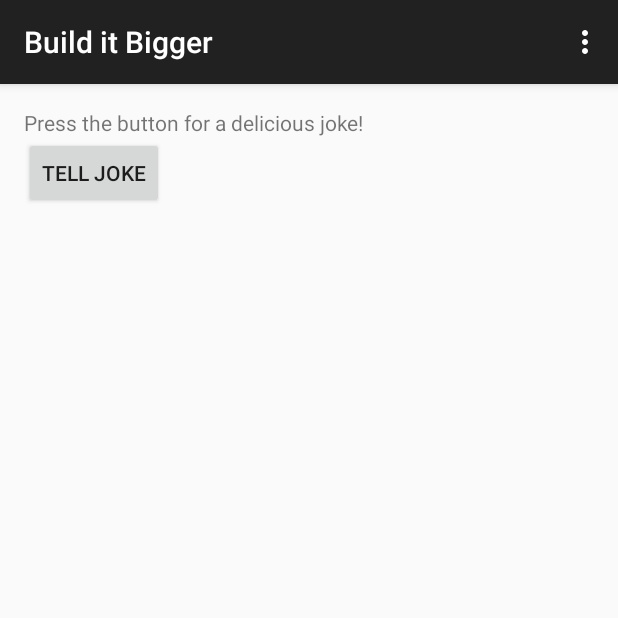
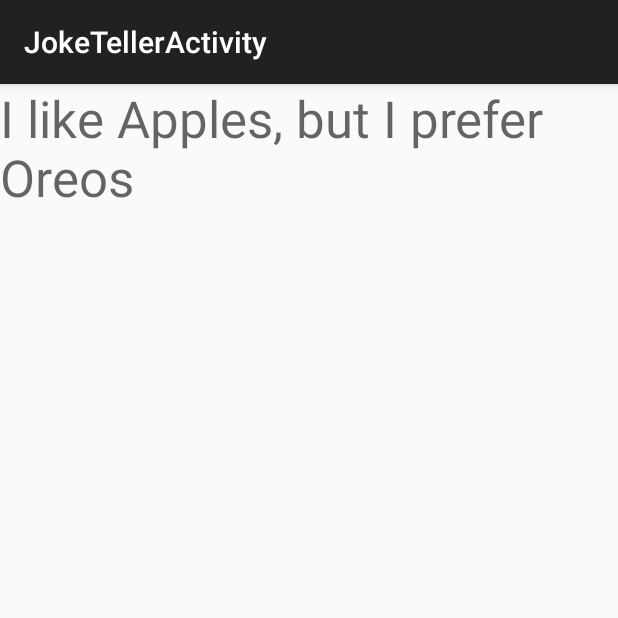
Before and after one commit to Korcholis/And-Nanodegree-Build-it-Bigger, an Android app: the screen it shows after launch (MainActivity before the commit, JokeTellerActivity after it), after a tap on "TELL JOKE", on a phone screen of 412 x 824 dp, the top half of it. Run offline under Robolectric (Android 15) with nearby library versions, the phone set to English and light mode, and no system bars; our stand-ins replace AdMob.

Commit message:
made it to second step

```diff
--- a/app/build.gradle
+++ b/app/build.gradle
@@ -36,14 +36,15 @@ android {
 dependencies {
     implementation fileTree(dir: 'libs', include: ['*.jar'])
     endpointsServer project(path: ':backend', configuration: 'endpoints')
-    implementation 'com.android.support:appcompat-v7:26.1.0'
+    implementation 'com.android.support:appcompat-v7:27.1.1'
     implementation 'com.google.android.gms:play-services-ads:11.8.0'
     implementation 'com.google.api-client:google-api-client:1.23.0'
     implementation 'com.google.http-client:google-http-client-android:1.23.0'
     implementation 'com.google.code.findbugs:jsr305:3.0.1'
     implementation project(':jokesLib')
+    implementation project(':joketellerlib')
 
-    androidTestImplementation('com.android.support.test.espresso:espresso-core:2.2.2', {
+    androidTestImplementation('com.android.support.test.espresso:espresso-core:3.0.2', {
         exclude group: 'com.android.support', module: 'support-annotations'
     })
 
--- a/app/src/main/java/com/udacity/gradle/builditbigger/MainActivity.java
+++ b/app/src/main/java/com/udacity/gradle/builditbigger/MainActivity.java
@@ -1,5 +1,6 @@
 package com.udacity.gradle.builditbigger;
 
+import android.content.Intent;
 import android.os.Bundle;
 import android.support.v7.app.AppCompatActivity;
 import android.view.Menu;
@@ -8,6 +9,7 @@ import android.view.View;
 import android.widget.Toast;
 
 import com.korcholis.jokeslib.Jokes;
+import com.korcholis.joketellerlib.JokeTellerActivity;
 
 
 public class MainActivity extends AppCompatActivity {
@@ -45,7 +47,9 @@ public class MainActivity extends AppCompatActivity {
     }
 
     public void tellJoke(View view) {
-        Toast.makeText(this, jokes.tell(), Toast.LENGTH_LONG).show();
+        Intent intent = new Intent(this, JokeTellerActivity.class);
+        intent.putExtra(JokeTellerActivity.JOKE_INTENT_EXTRA, jokes.tell());
+        startActivity(intent);
     }
 
 
--- /dev/null
+++ b/joketellerlib/src/main/java/com/korcholis/joketellerlib/JokeTellerActivity.java
@@ -0,0 +1,26 @@
+package com.korcholis.joketellerlib;
+
+import android.content.Intent;
+import android.os.Bundle;
+import android.support.v7.app.AppCompatActivity;
+import android.support.v7.widget.Toolbar;
+import android.widget.TextView;
+
+public class JokeTellerActivity extends AppCompatActivity {
+
+    public static final String JOKE_INTENT_EXTRA = "joke_intent_extra";
+
+    @Override
+    protected void onCreate(Bundle savedInstanceState) {
+        super.onCreate(savedInstanceState);
+        setContentView(R.layout.activity_joke_teller);
+        Toolbar toolbar = findViewById(R.id.toolbar);
+        TextView jokeTv = findViewById(R.id.joke_tv);
+        setSupportActionBar(toolbar);
+
+        Intent intent = getIntent();
+        String joke = intent.getStringExtra(JOKE_INTENT_EXTRA);
+        jokeTv.setText(joke);
+    }
+
+}
--- /dev/null
+++ b/joketellerlib/src/main/res/layout/activity_joke_teller.xml
@@ -0,0 +1,25 @@
+<?xml version="1.0" encoding="utf-8"?>
+<android.support.design.widget.CoordinatorLayout xmlns:android="http://schemas.android.com/apk/res/android"
+    xmlns:app="http://schemas.android.com/apk/res-auto"
+    xmlns:tools="http://schemas.android.com/tools"
+    android:layout_width="match_parent"
+    android:layout_height="match_parent"
+    tools:context=".JokeTellerActivity">
+
+    <android.support.design.widget.AppBarLayout
+        android:layout_width="match_parent"
+        android:layout_height="wrap_content"
+        android:theme="@style/AppTheme.AppBarOverlay">
+
+        <android.support.v7.widget.Toolbar
+            android:id="@+id/toolbar"
+            android:layout_width="match_parent"
+            android:layout_height="?attr/actionBarSize"
+            android:background="?attr/colorPrimary"
+            app:popupTheme="@style/AppTheme.PopupOverlay" />
+
+    </android.support.design.widget.AppBarLayout>
+
+    <include layout="@layout/content_joke_teller" />
+
+</android.support.design.widget.CoordinatorLayout>
--- /dev/null
+++ b/joketellerlib/src/main/res/layout/content_joke_teller.xml
@@ -0,0 +1,11 @@
+<?xml version="1.0" encoding="utf-8"?>
+<TextView xmlns:android="http://schemas.android.com/apk/res/android"
+    xmlns:app="http://schemas.android.com/apk/res-auto"
+    xmlns:tools="http://schemas.android.com/tools"
+    android:id="@+id/joke_tv"
+    android:layout_width="match_parent"
+    android:layout_height="match_parent"
+    android:textAppearance="@style/TextAppearance.AppCompat.Display1"
+    app:layout_behavior="@string/appbar_scrolling_view_behavior"
+    tools:context=".JokeTellerActivity"
+    tools:showIn="@layout/activity_joke_teller" />
--- /dev/null
+++ b/joketellerlib/src/main/res/values/dimens.xml
@@ -0,0 +1,3 @@
+<resources>
+    <dimen name="fab_margin">16dp</dimen>
+</resources>
--- /dev/null
+++ b/joketellerlib/src/main/res/values/strings.xml
@@ -0,0 +1,4 @@
+<resources>
+    <string name="app_name">joketellerLib</string>
+    <string name="title_activity_joke_teller">JokeTellerActivity</string>
+</resources>
--- /dev/null
+++ b/joketellerlib/src/main/res/values/styles.xml
@@ -0,0 +1,13 @@
+<resources>
+
+    <style name="AppTheme" parent="Theme.AppCompat.Light" />
+
+    <style name="AppTheme.NoActionBar">
+        <item name="windowActionBar">false</item>
+        <item name="windowNoTitle">true</item>
+    </style>
+
+    <style name="AppTheme.AppBarOverlay" parent="ThemeOverlay.AppCompat.Dark.ActionBar" />
+
+    <style name="AppTheme.PopupOverlay" parent="ThemeOverlay.AppCompat.Light" />
+</resources>
--- a/settings.gradle
+++ b/settings.gradle
@@ -1 +1 @@
-include ':app', ':backend', ':jokesLib'
+include ':app', ':backend', ':jokesLib', ':joketellerlib'
```
Also changed, not shown: joketellerlib/build.gradle (added, +35 -0 lines), joketellerlib/src/main/AndroidManifest.xml (added, +12 -0 lines), 6 other files.
